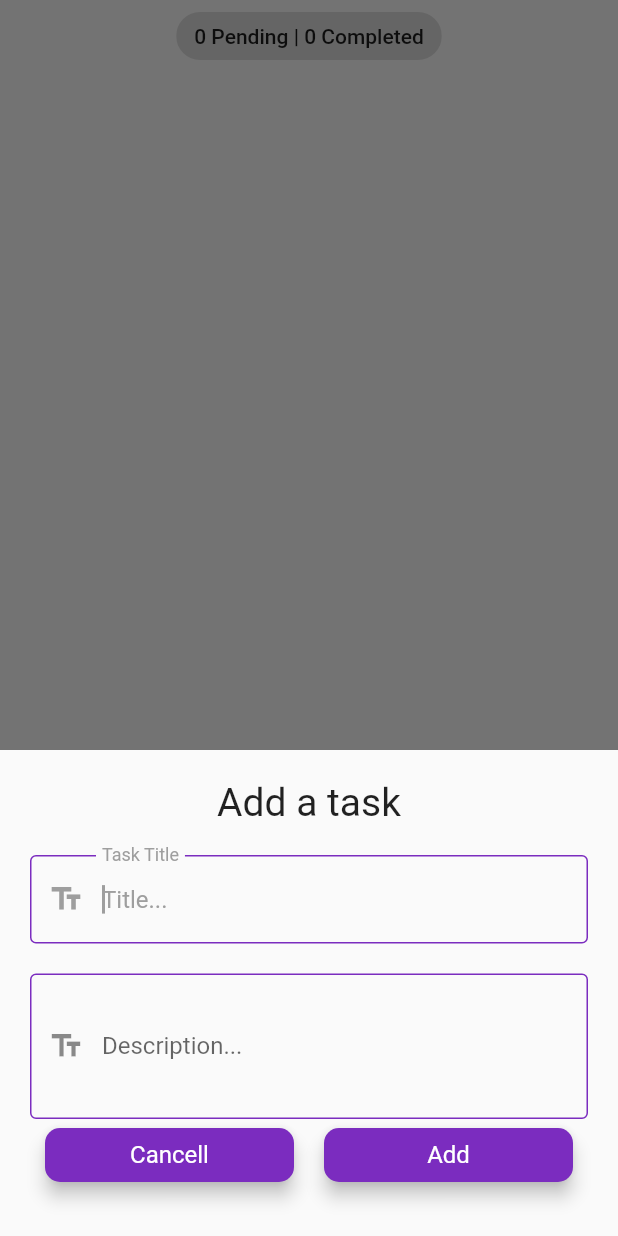
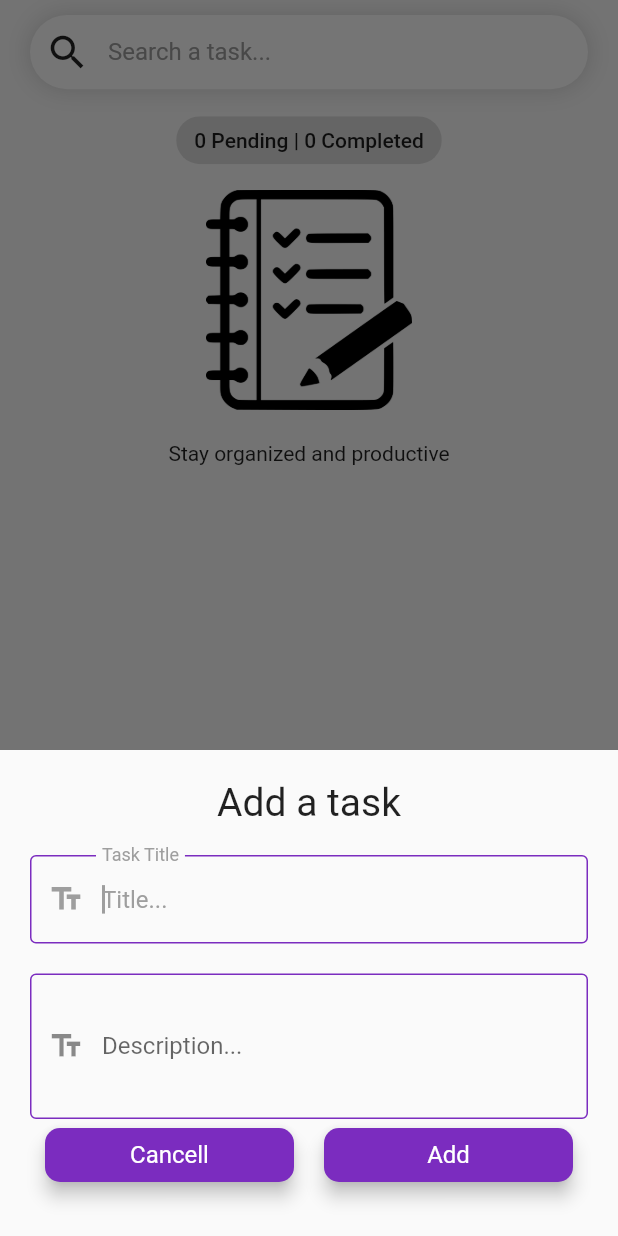
Before and after one commit to Silentcry16/todo_bloc2, a Flutter app: the TaskScreen screen opened directly, after a tap on the "add" icon, on a phone screen of 412 x 824 dp. Run offline on Flutter 3.47's test engine with Material 2 defaults, Android fonts, the phone set to English and light mode, and no system bars; our stand-ins replace equatable, flutter_bloc, get, hydrated_bloc.

Commit message:
empty pending List icon added

```diff
--- a/lib/blocs/task_bloc/tasks_event.dart
+++ b/lib/blocs/task_bloc/tasks_event.dart
@@ -43,16 +43,16 @@ class DeleteTaskEvent extends TasksEvent {
   List<Object> get props => [task];
 }
 
-//Adds a task to favoriteTasks list!!
-class IsfavoriteTaskEvent extends TasksEvent {
-  final Task task;
+// //Adds a task to favoriteTasks list!!
+// class IsfavoriteTaskEvent extends TasksEvent {
+//   final Task task;
 
-  const IsfavoriteTaskEvent({required this.task});
-  @override
-  List<Object> get props => [task];
-}
+//   const IsfavoriteTaskEvent({required this.task});
+//   @override
+//   List<Object> get props => [task];
+// }
 
-//Adds a task to favoriteTasks list!!
+//restore the task from Recycle Bin!!
 class RestoreTaskEvent extends TasksEvent {
   final Task task;
 
--- a/lib/blocs/task_bloc/tasks_state.dart
+++ b/lib/blocs/task_bloc/tasks_state.dart
@@ -5,12 +5,12 @@ part of 'tasks_bloc.dart';
 class TasksState extends Equatable {
   final List<Task> pendingTasks;
   final List<Task> completedTasks;
-  final List<Task> favoriteTasks;
+  // final List<Task> favoriteTasks;
   final List<Task> removedTasks;
   const TasksState({
     this.pendingTasks = const <Task>[],
     this.completedTasks = const <Task>[],
-    this.favoriteTasks = const <Task>[],
+    // this.favoriteTasks = const <Task>[],
     this.removedTasks = const <Task>[],
   });
 
@@ -25,7 +25,7 @@ class TasksState extends Equatable {
     return <String, dynamic>{
       'pendingTasks': pendingTasks.map((x) => x.toMap()).toList(),
       'completedTasks': completedTasks.map((x) => x.toMap()).toList(),
-      'favoriteTasks': favoriteTasks.map((x) => x.toMap()).toList(),
+      // 'favoriteTasks': favoriteTasks.map((x) => x.toMap()).toList(),
       'removedTasks': removedTasks.map((x) => x.toMap()).toList(),
     };
   }
@@ -42,11 +42,11 @@ class TasksState extends Equatable {
           (x) => Task.fromMap(x as Map<String, dynamic>),
         ),
       ),
-      favoriteTasks: List<Task>.from(
-        (map['favoriteTasks']).map<Task>(
-          (x) => Task.fromMap(x as Map<String, dynamic>),
-        ),
-      ),
+      // favoriteTasks: List<Task>.from(
+      //   (map['favoriteTasks']).map<Task>(
+      //     (x) => Task.fromMap(x as Map<String, dynamic>),
+      //   ),
+      // ),
       removedTasks: List<Task>.from(
         (map['removedTasks']).map<Task>(
           (x) => Task.fromMap(x as Map<String, dynamic>),
--- a/lib/screens/task_screen.dart
+++ b/lib/screens/task_screen.dart
@@ -1,16 +1,21 @@
-import 'dart:math';
-
 import 'package:flutter/material.dart';
+import 'package:todo_bloc2/gen/assets.gen.dart';
 import 'package:todo_bloc2/models/task.dart';
 
 import '../blocs/bloc_exports.dart';
 import '../widgets/add_task_screen.dart';
 import '../widgets/task_list.dart';
 
-class TaskScreen extends StatelessWidget {
-  const TaskScreen({super.key});
+class TaskScreen extends StatefulWidget {
+  TaskScreen({super.key});
 
   static const id = 'task_screen';
+
+  @override
+  State<TaskScreen> createState() => _TaskScreenState();
+}
+
+class _TaskScreenState extends State<TaskScreen> {
   void _addTask(BuildContext context) {
     showModalBottomSheet(
       context: context,
@@ -26,20 +31,120 @@ class TaskScreen extends StatelessWidget {
     );
   }
 
+  final TextEditingController searchController = TextEditingController();
+
   @override
   Widget build(BuildContext context) {
-    log(1);
+    var size = MediaQuery.of(context).size;
     return BlocBuilder<TasksBloc, TasksState>(
       builder: (context, state) {
         List<Task> taskList = state.pendingTasks;
         return Scaffold(
           body: Column(
             children: [
+              BlocBuilder<SwitchBloc, SwitchState>(
+                builder: (context, state) {
+                  return Container(
+                    padding: const EdgeInsets.only(top: 10),
+                    height: size.height * 0.06,
+                    margin: const EdgeInsets.symmetric(
+                        horizontal: 20, vertical: 10),
+                    decoration: state.switchValue == false
+                        ? BoxDecoration(
+                            color: Colors.white,
+                            boxShadow: const [
+                              BoxShadow(
+                                color: Colors.black12,
+                                blurRadius: 11.0,
+                                spreadRadius: 2.0,
+                                offset: Offset(0, 0),
+                              ),
+                            ],
+                            borderRadius: BorderRadius.circular(50),
+                          )
+                        : BoxDecoration(
+                            color: Colors.black,
+                            boxShadow: const [
+                              BoxShadow(
+                                color: Colors.black12,
+                                blurRadius: 11.0,
+                                spreadRadius: 2.0,
+                                offset: Offset(0, 0),
+                              ),
+                            ],
+                            borderRadius: BorderRadius.circular(50),
+                          ),
+                    child: Row(
+                      crossAxisAlignment: CrossAxisAlignment.start,
+                      children: [
+                        Container(
+                            margin: const EdgeInsets.only(left: 10),
+                            child: state.switchValue == false
+                                ? Icon(
+                                    Icons.search,
+                                    size: 30,
+                                  )
+                                : Icon(
+                                    Icons.search,
+                                    size: 30,
+                                    color: Colors.black,
+                                  )),
+                        Expanded(
+                          child: TextField(
+                            controller: searchController,
+                            decoration: const InputDecoration(
+                              hintText: 'Search a task...',
+                              focusedBorder: OutlineInputBorder(
+                                  borderSide: BorderSide.none),
+                              enabledBorder: OutlineInputBorder(
+                                  borderSide: BorderSide.none),
+                              border: OutlineInputBorder(
+                                  borderSide: BorderSide.none),
+                            ),
+                          ),
+                        )
+                      ],
+                    ),
+                  );
+                },
+              ),
               Center(
                   child: Chip(
                       label: Text(
                           '${state.pendingTasks.length} Pending | ${state.completedTasks.length} Completed'))),
-              TaskList(taskList: taskList),
+              state.pendingTasks.isEmpty
+                  ? Expanded(
+                      child: Column(
+                        mainAxisAlignment: MainAxisAlignment.center,
+                        crossAxisAlignment: CrossAxisAlignment.center,
+                        children: [
+                          BlocBuilder<SwitchBloc, SwitchState>(
+                            builder: (context, state) {
+                              return Container(
+                                // color: Colors.amber,
+                                height: size.height / 5,
+                                width: size.width / 3,
+                                child: state.switchValue == false
+                                    ? Image.asset(
+                                        Assets.images.notepad.path,
+                                        fit: BoxFit.contain,
+                                      )
+                                    : Image.asset(
+                                        Assets.images.notepadDarkmode.path,
+                                        fit: BoxFit.contain,
+                                      ),
+                              );
+                            },
+                          ),
+                          const SizedBox(
+                            height: 12,
+                          ),
+                          const Text('Stay organized and productive'),
+                          const Expanded(child: SizedBox.shrink()),
+                        ],
+                      ),
+                    )
+                  : TaskList(taskList: taskList),
             ],
           ),
           //opens the BottomSheet to add a new task
--- a/lib/services/app_theme.dart
+++ b/lib/services/app_theme.dart
@@ -30,7 +30,8 @@ class AppThemes {
 
       elevatedButtonTheme: ElevatedButtonThemeData(
         style: ElevatedButton.styleFrom(
-          foregroundColor: Colors.white, backgroundColor: Colors.grey, // Set the text color
+          foregroundColor: Colors.white,
+          backgroundColor: Colors.grey, // Set the text color
           elevation: 5, // Set the button elevation
           shape: RoundedRectangleBorder(
             borderRadius:
@@ -91,7 +92,8 @@ class AppThemes {
       ),
       elevatedButtonTheme: ElevatedButtonThemeData(
         style: ElevatedButton.styleFrom(
-          foregroundColor: Colors.white, backgroundColor: const Color(0xFF7B2CBF), // Set the text color
+          foregroundColor: Colors.white,
+          backgroundColor: const Color(0xFF7B2CBF), // Set the text color
           elevation: 5, // Set the button elevation
           shape: RoundedRectangleBorder(
             borderRadius:
```
Also changed, not shown: lib/blocs/task_bloc/tasks_bloc.dart (+59 -59 lines), lib/gen/assets.gen.dart (added, +116 -0 lines), lib/screens/favorite_tasks_screen.dart (+29 -29 lines), lib/screens/home_screen.dart (+40 -45 lines), lib/services/app_dimens.dart (added, +57 -0 lines), lib/widgets/list_item.dart (+7 -7 lines), lib/widgets/pop_up_menu.dart (+14 -15 lines), pubspec.yaml (+7 -1 lines), assets/images/add.png (added), assets/images/add_item.png (added), assets/images/emptyNote.png (added), assets/images/notepad.png (added), assets/images/notepad_darkmode.png (added), pubspec.lock.
